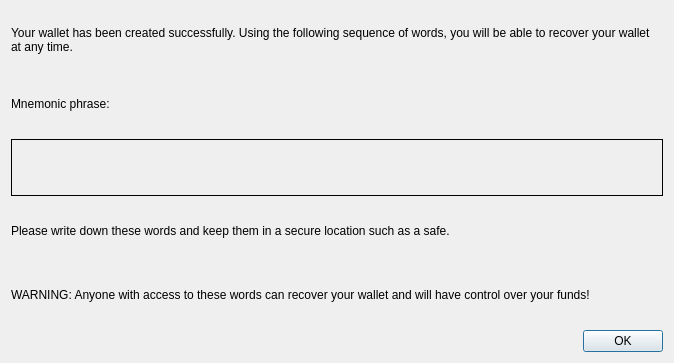
First picture: the form in src/qt/forms/notifymnemonic.ui, repository firoorg/firo, before the edit.
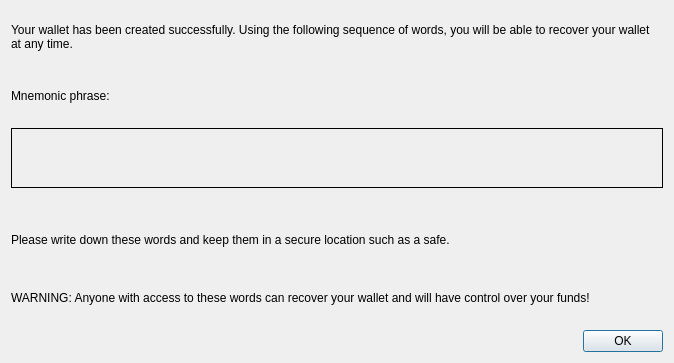
Second picture: the form after the edit.

```diff
--- a/src/qt/forms/notifymnemonic.ui
+++ b/src/qt/forms/notifymnemonic.ui
@@ -36,12 +36,24 @@
             </item>
             <item>
                 <widget class="QFrame" name="mnemonicBox">
+                    <property name="minimumSize">
+                        <size>
+                            <width>600</width>
+                            <height>60</height>
+                        </size>
+                    </property>
                     <property name="frameShape">
                         <enum>QFrame::Box</enum>
                     </property>
                     <layout class="QVBoxLayout" name="horizontalLayout">
                         <item>
                             <widget class="QLabel" name="mnemonic">
+                                <property name="minimumSize">
+                                    <size>
+                                        <width>400</width>
+                                        <height>40</height>
+                                    </size>
+                                </property>
                                 <property name="text">
                                     <string></string>
                                 </property>
@@ -53,6 +65,22 @@
                     </layout>
                 </widget>
             </item>
+            <item>
+                <spacer name="horizontalSpacer">
+                    <property name="orientation">
+                        <enum>Qt::Horizontal</enum>
+                    </property>
+                    <property name="sizeType">
+                        <enum>QSizePolicy::Fixed</enum>
+                    </property>
+                    <property name="sizeHint" stdset="0">
+                        <size>
+                            <width>60</width>
+                            <height>20</height>
+                        </size>
+                    </property>
+                </spacer>
+            </item>
             <item>
                 <widget class="QLabel" name="textLabel2">
                     <property name="text">
```
